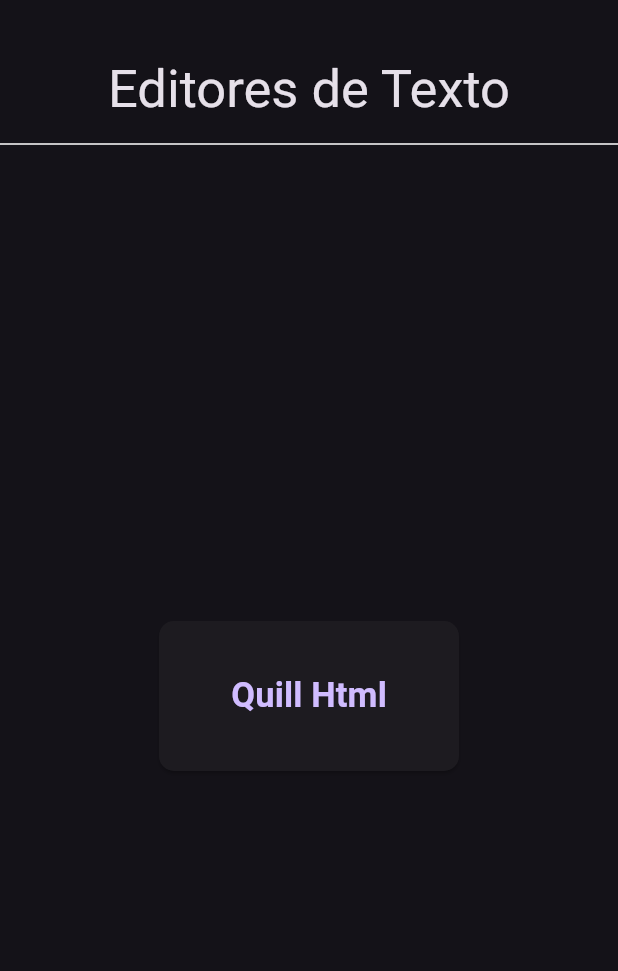
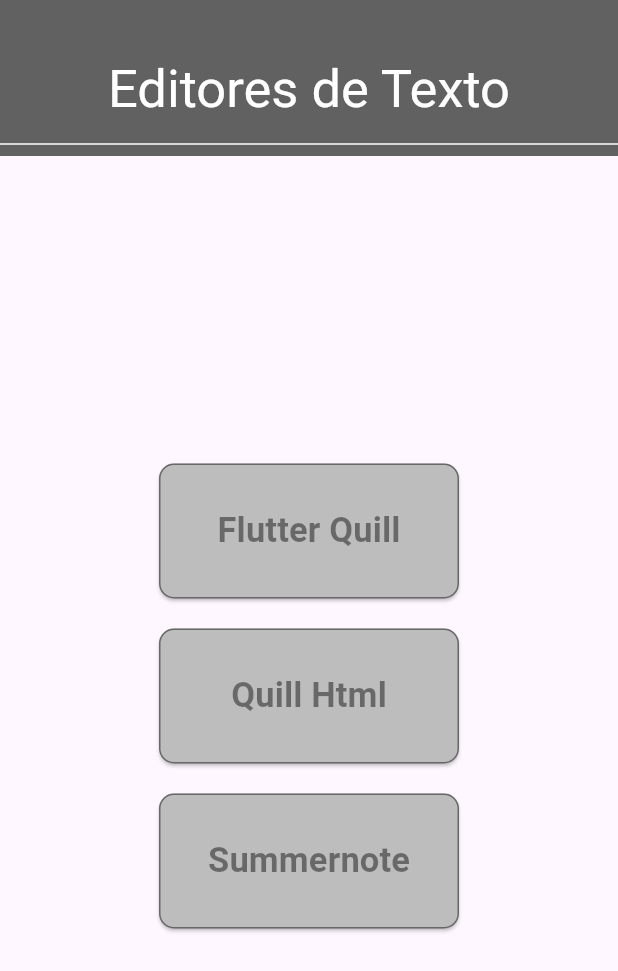
Before and after one commit to leopaivap/Curso_Flutter, a Flutter app: the screen it shows after launch, on a phone screen of 412 x 824 dp. Shown: the top 971 px of the screen. Run offline on Flutter 3.47's test engine with Material 3 defaults, Android fonts, the phone set to English and light mode, and no system bars; our stand-ins replace font_awesome_flutter, math_expressions, rflutter_alert; missing offline and left inert: dart:ffi, flutter_quill, flutter_summernote, quill_html_editor.

Commit message:
Flutter Quill + Flutter Summernote

```diff
--- a/text_editors/lib/componentes/botao_retangular.dart
+++ b/text_editors/lib/componentes/botao_retangular.dart
@@ -14,15 +14,19 @@
         },
         child: Text(
           nomeBotao,
-          style: TextStyle(fontSize: 23, fontWeight: FontWeight.bold),
+          style: TextStyle(
+              fontSize: 23, fontWeight: FontWeight.bold, color: Colors.black45),
         ),
         style: ElevatedButton.styleFrom(
-          shape:
-              RoundedRectangleBorder(borderRadius: BorderRadius.circular(10)),
+          shape: RoundedRectangleBorder(
+            borderRadius: BorderRadius.circular(10),
+            side: BorderSide(color: Colors.black45),
+          ),
+          backgroundColor: Colors.grey.shade400,
         ),
       ),
       width: 200,
-      height: 100,
+      height: 90,
     );
   }
 }
--- a/text_editors/lib/home_page.dart
+++ b/text_editors/lib/home_page.dart
@@ -21,7 +21,7 @@
           centerTitle: true,
           toolbarHeight: 100.0,
           bottom: const PreferredSize(
-            preferredSize: Size.fromHeight(4.0), // Altura da linha divisória
+            preferredSize: Size.fromHeight(4.0),
             child: Divider(
               color: Colors.white,
               thickness: 1,
@@ -34,7 +34,13 @@
               mainAxisAlignment: MainAxisAlignment.center,
               children: [
                 BotaoRetangular(
-                    nomeBotao: 'Quill Html', rotaBotao: '/quill_editor'),
+                    nomeBotao: 'Flutter Quill', rotaBotao: '/flutter_quill'),
+                SizedBox(height: 20),
+                BotaoRetangular(
+                    nomeBotao: 'Quill Html', rotaBotao: '/quill_html'),
+                SizedBox(height: 20),
+                BotaoRetangular(
+                    nomeBotao: 'Summernote', rotaBotao: '/summernote'),
               ],
             ),
           ),
--- a/text_editors/lib/main.dart
+++ b/text_editors/lib/main.dart
@@ -1,19 +1,26 @@
 import 'package:flutter/material.dart';
 import 'package:text_editors/home_page.dart';
-import 'package:text_editors/quill_html_editor.dart';
+import 'package:text_editors/editors/quill_html_editor.dart';
+import 'package:text_editors/editors/flutter_quill.dart';
+import 'package:text_editors/editors/summernote.dart';
 
-void main() async {
+void main() {
   WidgetsFlutterBinding.ensureInitialized();
   runApp(
     MaterialApp(
-      theme: ThemeData.dark(),
+      theme: ThemeData.light().copyWith(
+        appBarTheme: AppBarTheme(
+            backgroundColor: Colors.grey.shade700,
+            foregroundColor: Colors.white),
+      ),
       debugShowCheckedModeBanner: false,
       initialRoute: '/',
       routes: {
         '/': (context) => HomePage(),
-        '/quill_editor' : (context) => QuillHtml()
+        '/flutter_quill': (context) => FlutterQuill(),
+        '/quill_html': (context) => QuillHtml(),
+        '/summernote': (context) => Summernote()
       },
-
     ),
   );
 }
--- a/text_editors/pubspec.yaml
+++ b/text_editors/pubspec.yaml
@@ -36,6 +36,9 @@
   # Use with the CupertinoIcons class for iOS style icons.
   cupertino_icons: ^1.0.2
   quill_html_editor: 2.2.7
+  flutter_summernote: ^1.1.1
+  flutter_quill:
+    git: https://github.com/singerdmx/flutter-quill.git
 
 dev_dependencies:
   flutter_test:
```
Also changed, not shown: text_editors/lib/editors/flutter_quill.dart (added, +48 -0 lines), text_editors/lib/editors/summernote.dart (added, +52 -0 lines), text_editors/lib/editors/quill_html_editor.dart (renamed from text_editors/lib/quill_html_editor.dart), text_editors/pubspec.lock, 5 other files.
